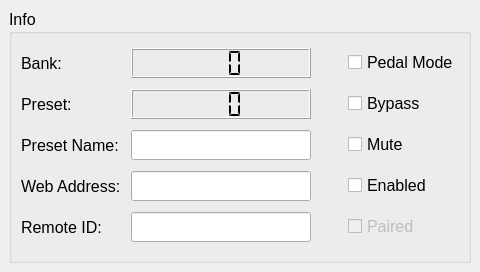
The window that src/pedal_matrix/gui/lcdWindow.ui (cmajor28/AnalogEffects) describes before a commit, drawn with Qt 5.
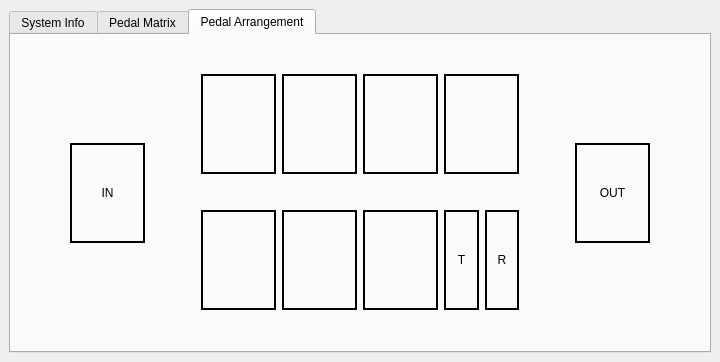
The same window after the commit.

Commit message: First pass at GUI updates

```diff
--- a/src/pedal_matrix/gui/lcdWindow.ui
+++ b/src/pedal_matrix/gui/lcdWindow.ui
@@ -6,8 +6,8 @@
    <rect>
     <x>0</x>
     <y>0</y>
-    <width>480</width>
-    <height>272</height>
+    <width>720</width>
+    <height>362</height>
    </rect>
   </property>
   <property name="windowTitle">
@@ -15,252 +15,587 @@
   </property>
   <widget class="QWidget" name="centralwidget">
    <layout class="QGridLayout" name="gridLayoutMain">
-    <item row="0" column="0">
-     <widget class="QGroupBox" name="groupBoxInfo">
-      <property name="font">
-       <font>
-        <pointsize>12</pointsize>
-       </font>
+    <item row="0" column="1">
+     <widget class="QTabWidget" name="tabWidget">
+      <property name="enabled">
+       <bool>true</bool>
       </property>
-      <property name="title">
-       <string>Info</string>
+      <property name="styleSheet">
+       <string notr="true">font: 14pt &quot;MS Shell Dlg 2&quot;;</string>
       </property>
-      <layout class="QGridLayout" name="gridLayoutInfo">
-       <item row="1" column="0">
-        <widget class="QLabel" name="labelBank">
-         <property name="font">
-          <font>
-           <pointsize>12</pointsize>
-          </font>
-         </property>
-         <property name="text">
-          <string>Bank:</string>
-         </property>
-        </widget>
-       </item>
-       <item row="1" column="3">
-        <widget class="QCheckBox" name="checkBoxPedalMode">
-         <property name="font">
-          <font>
-           <pointsize>12</pointsize>
-          </font>
-         </property>
-         <property name="text">
-          <string>Pedal Mode</string>
-         </property>
-         <property name="checkable">
-          <bool>true</bool>
-         </property>
-        </widget>
-       </item>
-       <item row="2" column="3">
-        <widget class="QCheckBox" name="checkBoxBypass">
-         <property name="font">
-          <font>
-           <pointsize>12</pointsize>
-          </font>
-         </property>
-         <property name="text">
-          <string>Bypass</string>
-         </property>
-         <property name="checkable">
-          <bool>true</bool>
-         </property>
-        </widget>
-       </item>
-       <item row="3" column="3">
-        <widget class="QCheckBox" name="checkBoxMute">
-         <property name="font">
-          <font>
-           <pointsize>12</pointsize>
-          </font>
-         </property>
-         <property name="text">
-          <string>Mute</string>
-         </property>
-         <property name="checkable">
-          <bool>true</bool>
-         </property>
-        </widget>
-       </item>
-       <item row="3" column="0">
-        <widget class="QLabel" name="labelPresetName">
-         <property name="font">
-          <font>
-           <pointsize>12</pointsize>
-          </font>
-         </property>
-         <property name="text">
-          <string>Preset Name:</string>
-         </property>
-        </widget>
-       </item>
-       <item row="2" column="1">
-        <widget class="QLCDNumber" name="lcdNumberPreset">
-         <property name="minimumSize">
-          <size>
-           <width>180</width>
-           <height>30</height>
-          </size>
-         </property>
-         <property name="digitCount">
-          <number>3</number>
-         </property>
-         <property name="segmentStyle">
-          <enum>QLCDNumber::Flat</enum>
-         </property>
-        </widget>
-       </item>
-       <item row="4" column="3">
-        <widget class="QCheckBox" name="checkBoxEnabled">
-         <property name="font">
-          <font>
-           <pointsize>12</pointsize>
-          </font>
-         </property>
-         <property name="text">
-          <string>Enabled</string>
-         </property>
-        </widget>
-       </item>
-       <item row="2" column="0">
-        <widget class="QLabel" name="labelPreset">
-         <property name="font">
-          <font>
-           <pointsize>12</pointsize>
-          </font>
-         </property>
-         <property name="text">
-          <string>Preset:</string>
-         </property>
-        </widget>
-       </item>
-       <item row="4" column="1">
-        <widget class="QLineEdit" name="lineEditWebAddress">
-         <property name="minimumSize">
-          <size>
-           <width>180</width>
-           <height>30</height>
-          </size>
-         </property>
-         <property name="font">
-          <font>
-           <pointsize>12</pointsize>
-          </font>
-         </property>
-         <property name="readOnly">
-          <bool>true</bool>
-         </property>
-        </widget>
-       </item>
-       <item row="3" column="1">
-        <widget class="QLineEdit" name="lineEditPresetName">
-         <property name="minimumSize">
-          <size>
-           <width>180</width>
-           <height>30</height>
-          </size>
-         </property>
-         <property name="font">
-          <font>
-           <pointsize>12</pointsize>
-          </font>
-         </property>
-         <property name="readOnly">
-          <bool>true</bool>
-         </property>
-        </widget>
-       </item>
-       <item row="4" column="0">
-        <widget class="QLabel" name="labelWebAddress">
-         <property name="font">
-          <font>
-           <pointsize>12</pointsize>
-          </font>
-         </property>
-         <property name="text">
-          <string>Web Address: </string>
-         </property>
-        </widget>
-       </item>
-       <item row="1" column="1">
-        <widget class="QLCDNumber" name="lcdNumberBank">
-         <property name="minimumSize">
-          <size>
-           <width>180</width>
-           <height>30</height>
-          </size>
-         </property>
-         <property name="digitCount">
-          <number>3</number>
-         </property>
-         <property name="segmentStyle">
-          <enum>QLCDNumber::Flat</enum>
-         </property>
-        </widget>
-       </item>
-       <item row="5" column="0">
-        <widget class="QLabel" name="labelRemoteID">
-         <property name="font">
-          <font>
-           <pointsize>12</pointsize>
-          </font>
-         </property>
-         <property name="text">
-          <string>Remote ID: </string>
-         </property>
-        </widget>
-       </item>
-       <item row="5" column="1">
-        <widget class="QLineEdit" name="lineEditRemoteID">
-         <property name="minimumSize">
-          <size>
-           <width>180</width>
-           <height>30</height>
-          </size>
-         </property>
-         <property name="font">
-          <font>
-           <pointsize>12</pointsize>
-          </font>
-         </property>
-         <property name="readOnly">
-          <bool>true</bool>
-         </property>
-        </widget>
-       </item>
-       <item row="5" column="3">
-        <widget class="QCheckBox" name="checkBoxPaired">
-         <property name="enabled">
-          <bool>false</bool>
-         </property>
-         <property name="font">
-          <font>
-           <pointsize>12</pointsize>
-          </font>
-         </property>
-         <property name="text">
-          <string>Paired</string>
-         </property>
-         <property name="checkable">
-          <bool>true</bool>
-         </property>
-        </widget>
-       </item>
-       <item row="1" column="2">
-        <spacer name="horizontalSpacer">
-         <property name="orientation">
-          <enum>Qt::Horizontal</enum>
-         </property>
-         <property name="sizeHint" stdset="0">
-          <size>
-           <width>40</width>
-           <height>20</height>
-          </size>
-         </property>
-        </spacer>
-       </item>
-      </layout>
+      <property name="currentIndex">
+       <number>2</number>
+      </property>
+      <widget class="QWidget" name="tabSystemInfo">
+       <attribute name="title">
+        <string>System Info</string>
+       </attribute>
+       <layout class="QGridLayout" name="gridLayout_2">
+        <item row="4" column="1">
+         <widget class="QLineEdit" name="lineEditRemoteID">
+          <property name="readOnly">
+           <bool>true</bool>
+          </property>
+         </widget>
+        </item>
+        <item row="0" column="0">
+         <widget class="QLabel" name="labelHardwareVersion">
+          <property name="text">
+           <string>Hardware Version:</string>
+          </property>
+         </widget>
+        </item>
+        <item row="0" column="1">
+         <widget class="QLineEdit" name="lineEditHardwareVersion">
+          <property name="readOnly">
+           <bool>true</bool>
+          </property>
+         </widget>
+        </item>
+        <item row="1" column="1">
+         <widget class="QLineEdit" name="lineEditSoftwareVersion">
+          <property name="readOnly">
+           <bool>true</bool>
+          </property>
+         </widget>
+        </item>
+        <item row="1" column="0">
+         <widget class="QLabel" name="labelSoftwareVersion">
+          <property name="text">
+           <string>Software Version:</string>
+          </property>
+         </widget>
+        </item>
+        <item row="2" column="0">
+         <widget class="QLabel" name="labelWebsite">
+          <property name="text">
+           <string>Website:</string>
+          </property>
+         </widget>
+        </item>
+        <item row="3" column="0">
+         <widget class="QLabel" name="labelWebAddress">
+          <property name="text">
+           <string>Web Address:</string>
+          </property>
+         </widget>
+        </item>
+        <item row="3" column="1">
+         <widget class="QLineEdit" name="lineEditWebAddress">
+          <property name="readOnly">
+           <bool>true</bool>
+          </property>
+         </widget>
+        </item>
+        <item row="2" column="1">
+         <widget class="QLineEdit" name="lineEditWebsite">
+          <property name="readOnly">
+           <bool>true</bool>
+          </property>
+         </widget>
+        </item>
+        <item row="3" column="3">
+         <widget class="QCheckBox" name="checkBoxEnabled">
+          <property name="text">
+           <string>Enabled</string>
+          </property>
+         </widget>
+        </item>
+        <item row="4" column="0">
+         <widget class="QLabel" name="labelRemoteID">
+          <property name="text">
+           <string>Remote ID:</string>
+          </property>
+         </widget>
+        </item>
+        <item row="4" column="3">
+         <widget class="QCheckBox" name="checkBoxPaired">
+          <property name="enabled">
+           <bool>false</bool>
+          </property>
+          <property name="text">
+           <string>Paired</string>
+          </property>
+          <property name="checkable">
+           <bool>true</bool>
+          </property>
+         </widget>
+        </item>
+        <item row="3" column="2">
+         <spacer name="horizontalSpacerSystemInfo">
+          <property name="orientation">
+           <enum>Qt::Horizontal</enum>
+          </property>
+          <property name="sizeHint" stdset="0">
+           <size>
+            <width>40</width>
+            <height>20</height>
+           </size>
+          </property>
+         </spacer>
+        </item>
+       </layout>
+      </widget>
+      <widget class="QWidget" name="tabPedalMatrix">
+       <attribute name="title">
+        <string>Pedal Matrix</string>
+       </attribute>
+       <layout class="QGridLayout" name="gridLayout">
+        <item row="0" column="3">
+         <widget class="QCheckBox" name="checkBoxPedalMode">
+          <property name="font">
+           <font>
+            <pointsize>14</pointsize>
+           </font>
+          </property>
+          <property name="text">
+           <string>Pedal Mode</string>
+          </property>
+          <property name="checkable">
+           <bool>true</bool>
+          </property>
+         </widget>
+        </item>
+        <item row="2" column="0">
+         <widget class="QLabel" name="labelPreset">
+          <property name="font">
+           <font>
+            <pointsize>14</pointsize>
+           </font>
+          </property>
+          <property name="text">
+           <string>Preset:</string>
+          </property>
+         </widget>
+        </item>
+        <item row="0" column="1">
+         <widget class="QLCDNumber" name="lcdNumberBank">
+          <property name="minimumSize">
+           <size>
+            <width>180</width>
+            <height>35</height>
+           </size>
+          </property>
+          <property name="digitCount">
+           <number>3</number>
+          </property>
+          <property name="segmentStyle">
+           <enum>QLCDNumber::Flat</enum>
+          </property>
+         </widget>
+        </item>
+        <item row="2" column="1">
+         <widget class="QLCDNumber" name="lcdNumberPreset">
+          <property name="minimumSize">
+           <size>
+            <width>180</width>
+            <height>35</height>
+           </size>
+          </property>
+          <property name="digitCount">
+           <number>3</number>
+          </property>
+          <property name="segmentStyle">
+           <enum>QLCDNumber::Flat</enum>
+          </property>
+         </widget>
+        </item>
+        <item row="3" column="0">
+         <widget class="QLabel" name="labelPresetName">
+          <property name="font">
+           <font>
+            <pointsize>14</pointsize>
+           </font>
+          </property>
+          <property name="text">
+           <string>Preset Name:</string>
+          </property>
+         </widget>
+        </item>
+        <item row="3" column="1">
+         <widget class="QLineEdit" name="lineEditPresetName">
+          <property name="minimumSize">
+           <size>
+            <width>180</width>
+            <height>35</height>
+           </size>
+          </property>
+          <property name="font">
+           <font>
+            <pointsize>14</pointsize>
+           </font>
+          </property>
+          <property name="readOnly">
+           <bool>true</bool>
+          </property>
+         </widget>
+        </item>
+        <item row="0" column="0">
+         <widget class="QLabel" name="labelBank">
+          <property name="font">
+           <font>
+            <family>MS Shell Dlg 2</family>
+            <pointsize>14</pointsize>
+            <weight>50</weight>
+            <italic>false</italic>
+            <bold>false</bold>
+           </font>
+          </property>
+          <property name="text">
+           <string>Bank:</string>
+          </property>
+         </widget>
+        </item>
+        <item row="2" column="2">
+         <spacer name="horizontalSpacerPedalMatrix">
+          <property name="orientation">
+           <enum>Qt::Horizontal</enum>
+          </property>
+          <property name="sizeHint" stdset="0">
+           <size>
+            <width>40</width>
+            <height>20</height>
+           </size>
+          </property>
+         </spacer>
+        </item>
+        <item row="1" column="1">
+         <widget class="QLineEdit" name="lineEditBankName">
+          <property name="minimumSize">
+           <size>
+            <width>180</width>
+            <height>35</height>
+           </size>
+          </property>
+          <property name="font">
+           <font>
+            <pointsize>14</pointsize>
+           </font>
+          </property>
+          <property name="text">
+           <string/>
+          </property>
+          <property name="readOnly">
+           <bool>true</bool>
+          </property>
+         </widget>
+        </item>
+        <item row="1" column="0">
+         <widget class="QLabel" name="labelBankName">
+          <property name="font">
+           <font>
+            <pointsize>14</pointsize>
+           </font>
+          </property>
+          <property name="text">
+           <string>Bank Name:</string>
+          </property>
+         </widget>
+        </item>
+        <item row="1" column="3">
+         <widget class="QCheckBox" name="checkBoxBypass">
+          <property name="font">
+           <font>
+            <pointsize>14</pointsize>
+           </font>
+          </property>
+          <property name="text">
+           <string>Bypass</string>
+          </property>
+          <property name="checkable">
+           <bool>true</bool>
+          </property>
+         </widget>
+        </item>
+        <item row="2" column="3">
+         <widget class="QCheckBox" name="checkBoxMute">
+          <property name="font">
+           <font>
+            <pointsize>14</pointsize>
+           </font>
+          </property>
+          <property name="text">
+           <string>Mute</string>
+          </property>
+          <property name="checkable">
+           <bool>true</bool>
+          </property>
+         </widget>
+        </item>
+       </layout>
+      </widget>
+      <widget class="QWidget" name="tabPedalArrangement">
+       <property name="styleSheet">
+        <string notr="true">font: 16pt &quot;MS Shell Dlg 2&quot;;</string>
+       </property>
+       <attribute name="title">
+        <string>Pedal Arrangement</string>
+       </attribute>
+       <layout class="QHBoxLayout" name="horizontalLayout">
+        <item>
+         <widget class="QLabel" name="labelIn">
+          <property name="minimumSize">
+           <size>
+            <width>75</width>
+            <height>100</height>
+           </size>
+          </property>
+          <property name="maximumSize">
+           <size>
+            <width>75</width>
+            <height>100</height>
+           </size>
+          </property>
+          <property name="frameShape">
+           <enum>QFrame::WinPanel</enum>
+          </property>
+          <property name="text">
+           <string>IN</string>
+          </property>
+          <property name="alignment">
+           <set>Qt::AlignCenter</set>
+          </property>
+         </widget>
+        </item>
+        <item>
+         <layout class="QGridLayout" name="gridLayoutPedals">
+          <item row="0" column="3">
+           <widget class="QLabel" name="labelPedal3">
+            <property name="minimumSize">
+             <size>
+              <width>75</width>
+              <height>100</height>
+             </size>
+            </property>
+            <property name="maximumSize">
+             <size>
+              <width>75</width>
+              <height>100</height>
+             </size>
+            </property>
+            <property name="frameShape">
+             <enum>QFrame::WinPanel</enum>
+            </property>
+            <property name="text">
+             <string/>
+            </property>
+            <property name="alignment">
+             <set>Qt::AlignCenter</set>
+            </property>
+           </widget>
+          </item>
+          <item row="0" column="0">
+           <widget class="QLabel" name="labelPedal1">
+            <property name="minimumSize">
+             <size>
+              <width>75</width>
+              <height>100</height>
+             </size>
+            </property>
+            <property name="maximumSize">
+             <size>
+              <width>75</width>
+              <height>100</height>
+             </size>
+            </property>
+            <property name="frameShape">
+             <enum>QFrame::WinPanel</enum>
+            </property>
+            <property name="text">
+             <string/>
+            </property>
+            <property name="alignment">
+             <set>Qt::AlignCenter</set>
+            </property>
+           </widget>
+          </item>
+          <item row="1" column="3">
+           <widget class="QLabel" name="labelPedal7">
+            <property name="minimumSize">
+             <size>
+              <width>75</width>
+              <height>100</height>
+             </size>
+            </property>
+            <property name="maximumSize">
+             <size>
+              <width>75</width>
+              <height>100</height>
+             </size>
+            </property>
+            <property name="frameShape">
+             <enum>QFrame::WinPanel</enum>
+            </property>
+            <property name="text">
+             <string/>
+            </property>
+            <property name="alignment">
+             <set>Qt::AlignCenter</set>
+            </property>
+           </widget>
+          </item>
+          <item row="0" column="4">
+           <widget class="QLabel" name="labelPedal4">
+            <property name="minimumSize">
+             <size>
+              <width>75</width>
+              <height>100</height>
+             </size>
+            </property>
+            <property name="maximumSize">
+             <size>
+              <width>75</width>
+              <height>100</height>
+             </size>
+            </property>
+            <property name="frameShape">
+             <enum>QFrame::WinPanel</enum>
+            </property>
+            <property name="text">
+             <string/>
+            </property>
+            <property name="alignment">
+             <set>Qt::AlignCenter</set>
+            </property>
+           </widget>
+          </item>
+          <item row="1" column="0">
+           <widget class="QLabel" name="labelPedal5">
+            <property name="minimumSize">
+             <size>
+              <width>75</width>
+              <height>100</height>
+             </size>
+            </property>
+            <property name="maximumSize">
+             <size>
+              <width>75</width>
+              <height>100</height>
+             </size>
+            </property>
+            <property name="frameShape">
+             <enum>QFrame::WinPanel</enum>
+            </property>
+            <property name="text">
+             <string/>
+            </property>
+            <property name="alignment">
+             <set>Qt::AlignCenter</set>
+            </property>
+           </widget>
+          </item>
+          <item row="0" column="2">
+           <widget class="QLabel" name="labelPedal2">
+            <property name="minimumSize">
+             <size>
+              <width>75</width>
+              <height>100</height>
+             </size>
+            </property>
+            <property name="maximumSize">
+             <size>
+              <width>75</width>
+              <height>100</height>
+             </size>
+            </property>
+            <property name="frameShape">
+             <enum>QFrame::WinPanel</enum>
+            </property>
+            <property name="text">
+             <string/>
+            </property>
+            <property name="alignment">
+             <set>Qt::AlignCenter</set>
+            </property>
+           </widget>
+          </item>
+          <item row="1" column="2">
+           <widget class="QLabel" name="labelPedal6">
+            <property name="minimumSize">
+             <size>
+              <width>75</width>
+              <height>100</height>
+             </size>
+            </property>
+            <property name="maximumSize">
+             <size>
+              <width>75</width>
+              <height>100</height>
+             </size>
+            </property>
+            <property name="frameShape">
+             <enum>QFrame::WinPanel</enum>
+            </property>
+            <property name="text">
+             <string/>
+            </property>
+            <property name="alignment">
+             <set>Qt::AlignCenter</set>
+            </property>
+           </widget>
+          </item>
+          <item row="1" column="4">
+           <layout class="QHBoxLayout" name="horizontalLayoutAmpControl">
+            <item>
+             <widget class="QLabel" name="labelTip">
+              <property name="frameShape">
+               <enum>QFrame::WinPanel</enum>
+              </property>
+              <property name="text">
+               <string>T</string>
+              </property>
+              <property name="alignment">
+               <set>Qt::AlignCenter</set>
+              </property>
+             </widget>
+            </item>
+            <item>
+             <widget class="QLabel" name="labelRing">
+              <property name="frameShape">
+               <enum>QFrame::WinPanel</enum>
+              </property>
+              <property name="text">
+               <string>R</string>
+              </property>
+              <property name="alignment">
+               <set>Qt::AlignCenter</set>
+              </property>
+             </widget>
+            </item>
+           </layout>
+          </item>
+         </layout>
+        </item>
+        <item>
+         <widget class="QLabel" name="labelOut">
+          <property name="enabled">
+           <bool>true</bool>
+          </property>
+          <property name="minimumSize">
+           <size>
+            <width>75</width>
+            <height>100</height>
+           </size>
+          </property>
+          <property name="maximumSize">
+           <size>
+            <width>75</width>
+            <height>100</height>
+           </size>
+          </property>
+          <property name="frameShape">
+           <enum>QFrame::WinPanel</enum>
+          </property>
+          <property name="text">
+           <string>OUT</string>
+          </property>
+          <property name="alignment">
+           <set>Qt::AlignCenter</set>
+          </property>
+         </widget>
+        </item>
+       </layout>
+      </widget>
      </widget>
     </item>
    </layout>
```
The commit also changes 4 other files.
